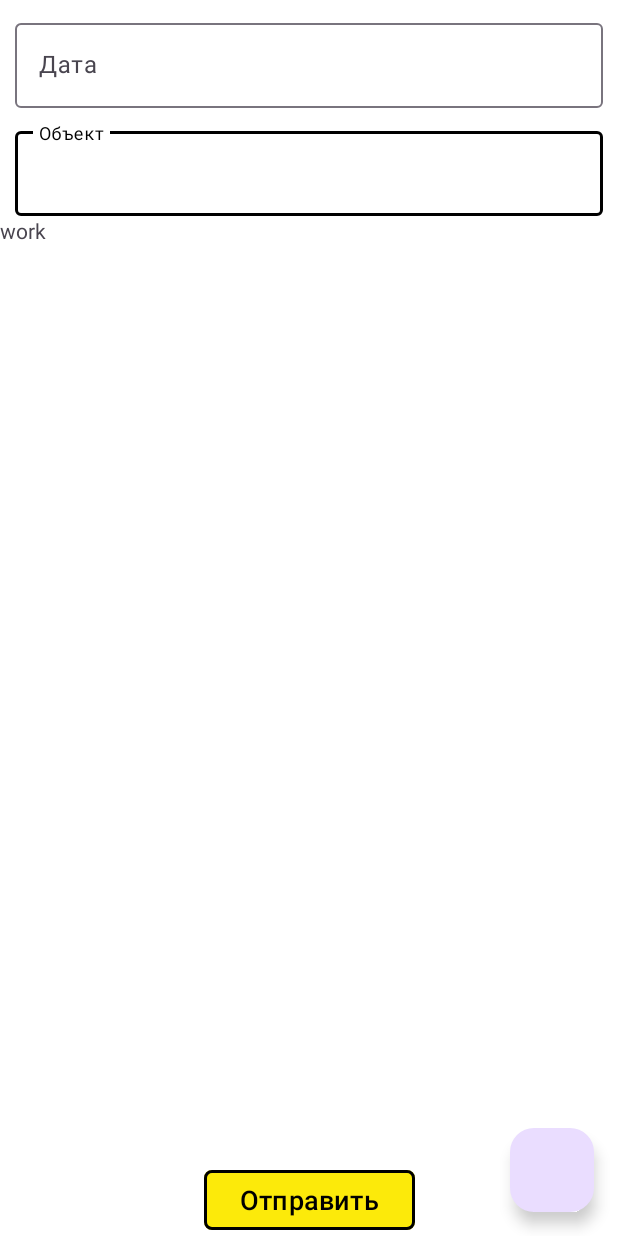
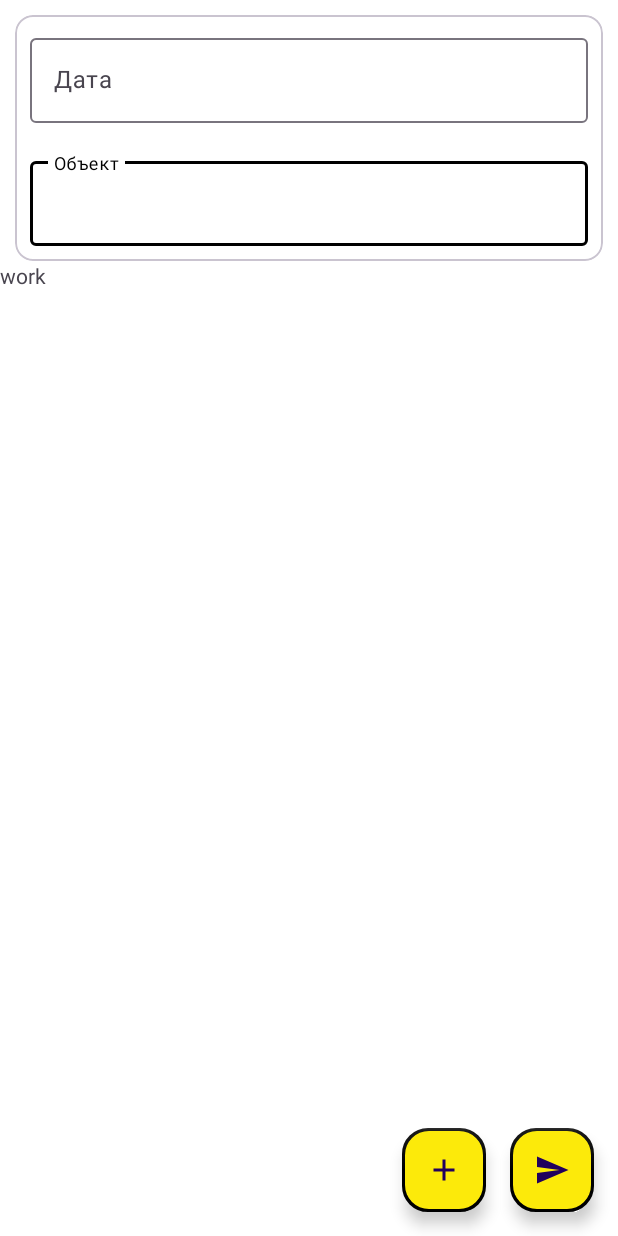
Before and after one commit to S0s0Combain/IvLineReporting, an Android app: the MainActivity screen opened directly, with no data from a screen before it, after a tap on "Выбрать", on a phone screen of 412 x 824 dp. Run offline under Robolectric (Android 15) with nearby library versions, the phone set to English and light mode, and no system bars.

Commit message:
Исправление верстки для страницы добалвения данных и фрагмента ввода часов. Добавлен обработчик кнопки удаления строки ввода часов

```diff
--- /dev/null
+++ b/app/src/main/res/drawable/baseline_add_24.xml
@@ -0,0 +1,5 @@
+<vector xmlns:android="http://schemas.android.com/apk/res/android" android:height="24dp" android:tint="#000000" android:viewportHeight="24" android:viewportWidth="24" android:width="24dp">
+
+    <path android:fillColor="@android:color/white" android:pathData="M19,13h-6v6h-2v-6H5v-2h6V5h2v6h6v2z"/>
+
+</vector>
--- /dev/null
+++ b/app/src/main/res/drawable/baseline_close_24.xml
@@ -0,0 +1,5 @@
+<vector xmlns:android="http://schemas.android.com/apk/res/android" android:height="24dp" android:tint="#000000" android:viewportHeight="24" android:viewportWidth="24" android:width="24dp">
+
+    <path android:fillColor="@android:color/white" android:pathData="M19,6.41L17.59,5 12,10.59 6.41,5 5,6.41 10.59,12 5,17.59 6.41,19 12,13.41 17.59,19 19,17.59 13.41,12z"/>
+
+</vector>
--- /dev/null
+++ b/app/src/main/res/drawable/baseline_send_24.xml
@@ -0,0 +1,5 @@
+<vector xmlns:android="http://schemas.android.com/apk/res/android" android:autoMirrored="true" android:height="24dp" android:tint="#000000" android:viewportHeight="24" android:viewportWidth="24" android:width="24dp">
+
+    <path android:fillColor="@android:color/white" android:pathData="M2.01,21L23,12 2.01,3 2,10l15,2 -15,2z"/>
+
+</vector>
--- a/app/src/main/res/layout/activity_input_data.xml
+++ b/app/src/main/res/layout/activity_input_data.xml
@@ -1,4 +1,3 @@
-<?xml version="1.0" encoding="utf-8"?>
 <ScrollView xmlns:android="http://schemas.android.com/apk/res/android"
     xmlns:app="http://schemas.android.com/apk/res-auto"
     xmlns:tools="http://schemas.android.com/tools"
@@ -12,32 +11,39 @@
         android:layout_height="wrap_content"
         tools:context=".InputDataActivity">
 
+        <com.google.android.material.card.MaterialCardView
+            android:id="@+id/materialCardView"
+            android:layout_width="match_parent"
+            android:layout_height="wrap_content"
+            android:layout_margin="10dp"
+            android:backgroundTint="@color/white"
+            app:layout_constraintEnd_toEndOf="parent"
+            app:layout_constraintStart_toStartOf="parent"
+            app:layout_constraintTop_toTopOf="parent">
+            <LinearLayout
+                android:layout_width="match_parent"
+                android:layout_height="wrap_content"
+                android:orientation="vertical">
             <com.google.android.material.textfield.TextInputLayout
                 android:id="@+id/textInputLayout3"
                 android:layout_width="match_parent"
                 android:layout_height="wrap_content"
-            app:layout_constraintEnd_toEndOf="parent"
-            app:layout_constraintStart_toStartOf="parent"
-            app:layout_constraintTop_toTopOf="parent"
                 android:layout_margin="10dp">
 
                 <com.google.android.material.textfield.TextInputEditText
                     android:id="@+id/dateEditText"
                     android:layout_width="match_parent"
                     android:layout_height="match_parent"
+                    android:focusable="false"
                     android:hint="@string/date"
                     android:inputType="date"
-                android:focusable="false"
-                android:onClick="showDatePickerDialog"/>
+                    android:onClick="showDatePickerDialog" />
             </com.google.android.material.textfield.TextInputLayout>
 
             <com.google.android.material.textfield.TextInputLayout
                 android:id="@+id/textInputLayout4"
                 android:layout_width="match_parent"
                 android:layout_height="wrap_content"
-            app:layout_constraintEnd_toEndOf="parent"
-            app:layout_constraintStart_toStartOf="parent"
-            app:layout_constraintTop_toBottomOf="@+id/textInputLayout3"
                 android:layout_margin="10dp">
 
                 <com.google.android.material.textfield.TextInputEditText
@@ -45,30 +51,40 @@
                     android:layout_height="match_parent"
                     android:hint="@string/Object" />
             </com.google.android.material.textfield.TextInputLayout>
+            </LinearLayout>
+        </com.google.android.material.card.MaterialCardView>
 
         <FrameLayout
             android:id="@+id/fragmentContainer"
             android:layout_width="0dp"
             android:layout_height="0dp"
-            app:layout_constraintBottom_toTopOf="@+id/addWorkerButton"
+            app:layout_constraintBottom_toBottomOf="parent"
             app:layout_constraintEnd_toEndOf="parent"
             app:layout_constraintStart_toStartOf="parent"
-            app:layout_constraintTop_toBottomOf="@+id/textInputLayout4" />
+            app:layout_constraintTop_toBottomOf="@+id/materialCardView" />
+
         <com.google.android.material.floatingactionbutton.FloatingActionButton
             android:id="@+id/addWorkerButton"
             android:layout_width="wrap_content"
             android:layout_height="wrap_content"
             android:layout_margin="16dp"
+            android:backgroundTint="@color/yellow"
+            android:src="@drawable/baseline_add_24"
+            app:backgroundTint="@color/black"
+            app:borderWidth="2dp"
+            app:layout_constraintBottom_toBottomOf="parent"
+            app:layout_constraintEnd_toStartOf="@+id/materialButton" />
+
+        <com.google.android.material.floatingactionbutton.FloatingActionButton
+            android:id="@+id/materialButton"
+            android:layout_width="wrap_content"
+            android:layout_height="wrap_content"
+            android:layout_margin="16dp"
+            app:borderWidth="2dp"
+            android:backgroundTint="@color/yellow"
+            app:backgroundTint="@color/black"
+            android:src="@drawable/baseline_send_24"
             app:layout_constraintBottom_toBottomOf="parent"
             app:layout_constraintEnd_toEndOf="parent" />
-
-        <com.google.android.material.button.MaterialButton
-            style="@style/AppButtonStyle"
-            android:layout_width="wrap_content"
-            android:layout_height="wrap_content"
-            android:text="@string/send"
-            app:layout_constraintBottom_toBottomOf="parent"
-            app:layout_constraintEnd_toEndOf="parent"
-            app:layout_constraintStart_toStartOf="parent" />
     </androidx.constraintlayout.widget.ConstraintLayout>
 </ScrollView>
```
Also changed, not shown: app/src/main/java/com/example/ivlinereporting/InputDataActivity.kt (+24 -0 lines), app/src/main/java/com/example/ivlinereporting/WorkingHoursReportFragment.kt (+23 -5 lines), app/src/main/res/layout/activity_main.xml (+23 -18 lines), app/src/main/res/layout/fragment_working_hours_report.xml (+29 -7 lines), app/src/main/res/layout/worker_layout.xml (+22 -10 lines). Lines whose indentation alone changed are shown as unchanged.
